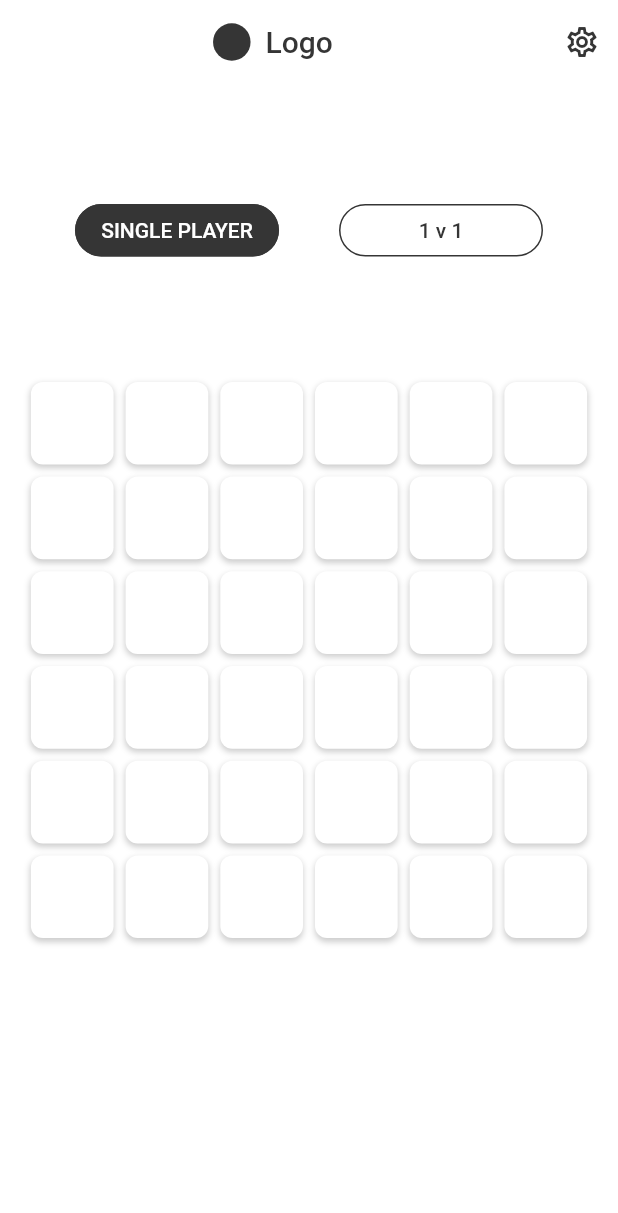
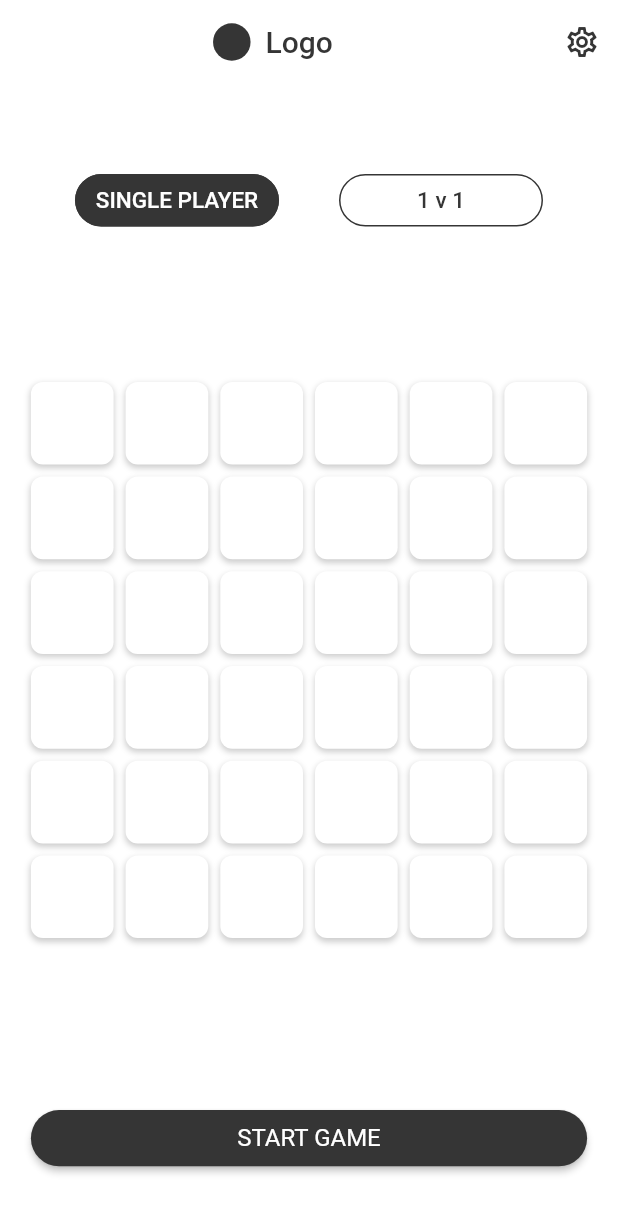
Before and after one commit to saat-sy/gobble, a Flutter app: the screen it shows after launch, on a phone screen of 412 x 824 dp. Shown: the top 1213 px of the screen. Run offline on Flutter 3.47's test engine with Material 2 defaults, Android fonts, the phone set to English and light mode, and no system bars; our stand-ins replace bloc.

Commit message:
Start button

```diff
--- a/lib/puzzle/widgets/default_builder.dart
+++ b/lib/puzzle/widgets/default_builder.dart
@@ -13,7 +13,7 @@ class _DefaultBuilderState extends State<DefaultBuilder>
   late TabController _tabController;
 
   static const double tabHeight = 35;
-  static const double marginTop = 80;
+  static const double marginTop = 60;
 
   @override
   void initState() {
@@ -45,6 +45,9 @@ class _DefaultBuilderState extends State<DefaultBuilder>
           indicatorPadding: const EdgeInsets.symmetric(horizontal: 20),
           labelPadding: const EdgeInsets.symmetric(horizontal: 20),
           indicatorWeight: 0,
+          labelStyle: const TextStyle(
+            fontSize: 15,
+          ),
 
           // TABS
           tabs: [
@@ -127,18 +130,47 @@ class _PuzzleBoardState extends State<PuzzleBoard> {
               width: sideOfBoard,
               height: sideOfBoard,
               child: GridView.builder(
-                physics: const NeverScrollableScrollPhysics(),
-                padding: EdgeInsets.all(MediaQuery.of(context).size.width * 0.05),
+                  physics: const NeverScrollableScrollPhysics(),
+                  padding:
+                      EdgeInsets.all(MediaQuery.of(context).size.width * 0.05),
                   itemCount: 36,
                   gridDelegate: const SliverGridDelegateWithFixedCrossAxisCount(
                       crossAxisCount: 6,
                       crossAxisSpacing: 8,
                       mainAxisSpacing: 8),
-                  itemBuilder: (context, index) => getPiece()
-                  )
-                ),
+                  itemBuilder: (context, index) => getPiece())),
+        ),
+        Column(
+          mainAxisAlignment: MainAxisAlignment.end,
+          children: [
+            getStartButton(context),
+          ],
         ),
       ],
+    );
+  }
+
+  Container getStartButton(BuildContext context) {
+    return Container(
+      margin: EdgeInsets.symmetric(
+          horizontal: MediaQuery.of(context).size.width * 0.05,
+          vertical: MediaQuery.of(context).size.width * 0.1),
+      child: Align(
+        alignment: Alignment.center,
+        child: ElevatedButton(
+					onPressed: () {},
+					style: ElevatedButton.styleFrom(
+						minimumSize: const Size.fromHeight(37.5),
+						textStyle: const TextStyle(fontSize: 16, fontWeight: FontWeight.w400),
+						primary: GobbleColors.black,
+						onPrimary: GobbleColors.textLight,
+						shape: RoundedRectangleBorder(
+							borderRadius: BorderRadius.circular(50)
+						)
+					),
+					child: const Text("START GAME"),
+				)
+      ),
     );
   }
 
```
